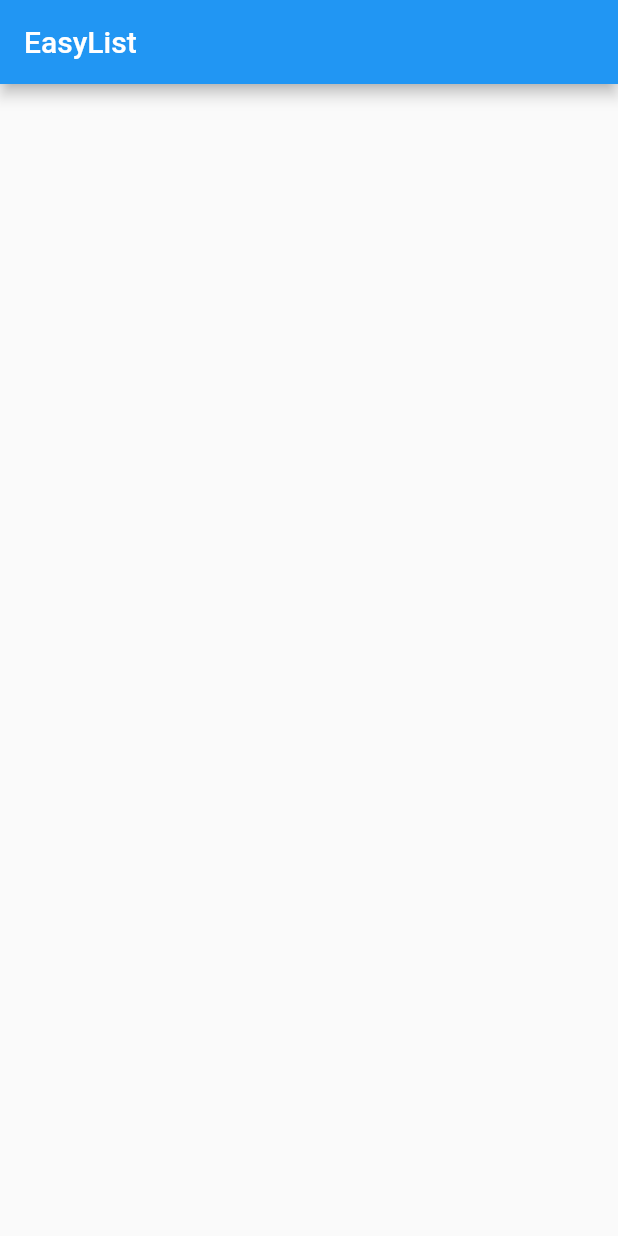
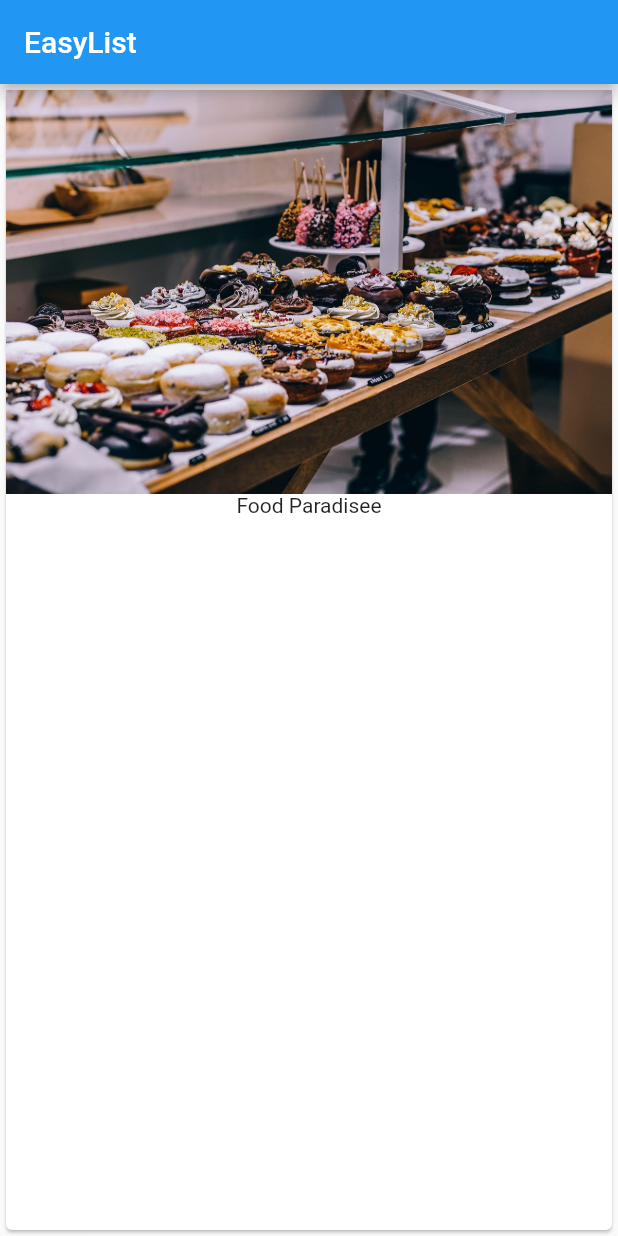
Before and after one commit to Fedrius/learning_flutter, a Flutter app: the screen it shows after launch, on a phone screen of 412 x 824 dp. Run offline on Flutter 3.47's test engine with Material 2 defaults, Android fonts, the phone set to English and light mode, and no system bars.

Commit message:
added a app body with a card widget.

```diff
--- a/lib/main.dart
+++ b/lib/main.dart
@@ -2,19 +2,22 @@ import 'package:flutter/material.dart';
 
 // Every component is a widget in flutter!
 // alt+shift+f to format code
-main() {
-  runApp(MyApp());
-}
+void main() => runApp(MyApp());
 
 // Main widget tree
 class MyApp extends StatelessWidget {
-  build(context) {
+  @override // overriding a method. easier to read for others
+  Widget build(context) {
     return MaterialApp(
       home: Scaffold(
-        appBar:AppBar(
+        appBar:AppBar( //Top nav bar
           title: Text('EasyList'),
         ),
+        body: Card(child: Column(children: <Widget>[
+          Image.asset('assets/food.jpg'),
+          Text('Food Paradisee')
+        ],)),
       ),
-    ); //
+    );
   }
 }
--- a/pubspec.yaml
+++ b/pubspec.yaml
@@ -37,7 +37,8 @@ flutter:
   uses-material-design: true
 
   # To add assets to your application, add an assets section, like this:
-  # assets:
+  assets:
+   - assets/food.jpg
   #  - images/a_dot_burr.jpeg
   #  - images/a_dot_ham.jpeg
 
```
Also changed, not shown: assets/food.jpg (added).
